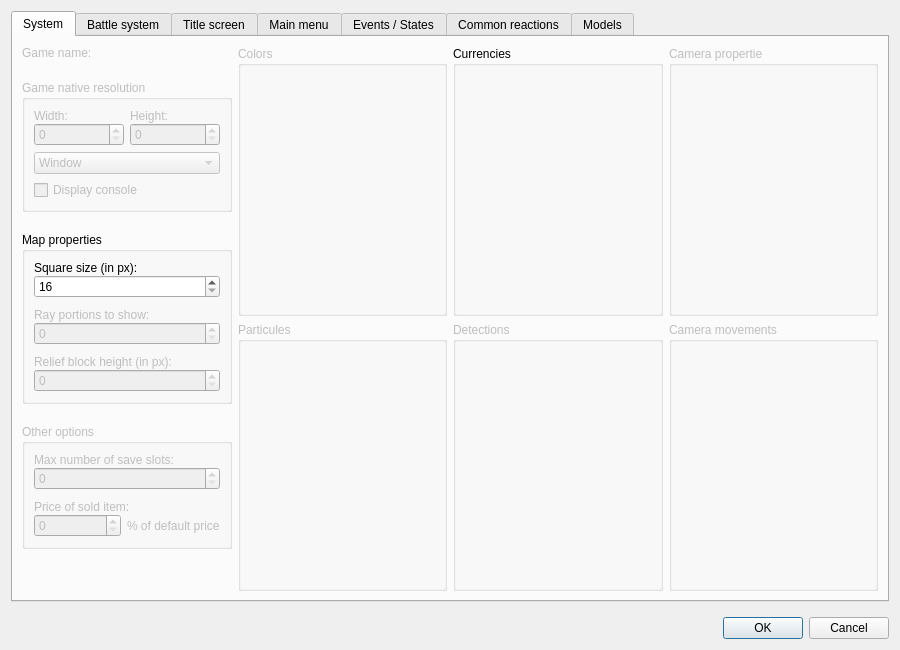
Before: the Qt Designer form Dialogs/dialogsystems.ui in RPG-Paper-Maker/RPG-Paper-Maker, drawn with Qt 5.
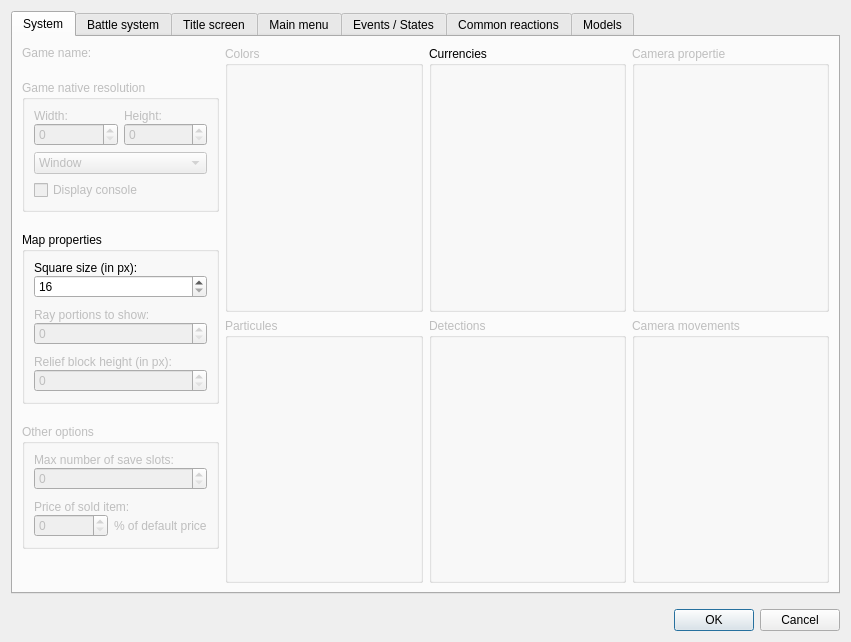
After: the same form once the commit is applied. Custom widgets are drawn as their Qt base class.

```diff
--- a/Dialogs/dialogsystems.ui
+++ b/Dialogs/dialogsystems.ui
@@ -6,20 +6,20 @@
    <rect>
     <x>0</x>
     <y>0</y>
-    <width>900</width>
-    <height>650</height>
+    <width>851</width>
+    <height>642</height>
    </rect>
   </property>
   <property name="minimumSize">
    <size>
-    <width>900</width>
-    <height>650</height>
+    <width>0</width>
+    <height>0</height>
    </size>
   </property>
   <property name="maximumSize">
    <size>
-    <width>900</width>
-    <height>650</height>
+    <width>16777215</width>
+    <height>16777215</height>
    </size>
   </property>
   <property name="windowTitle">
```
